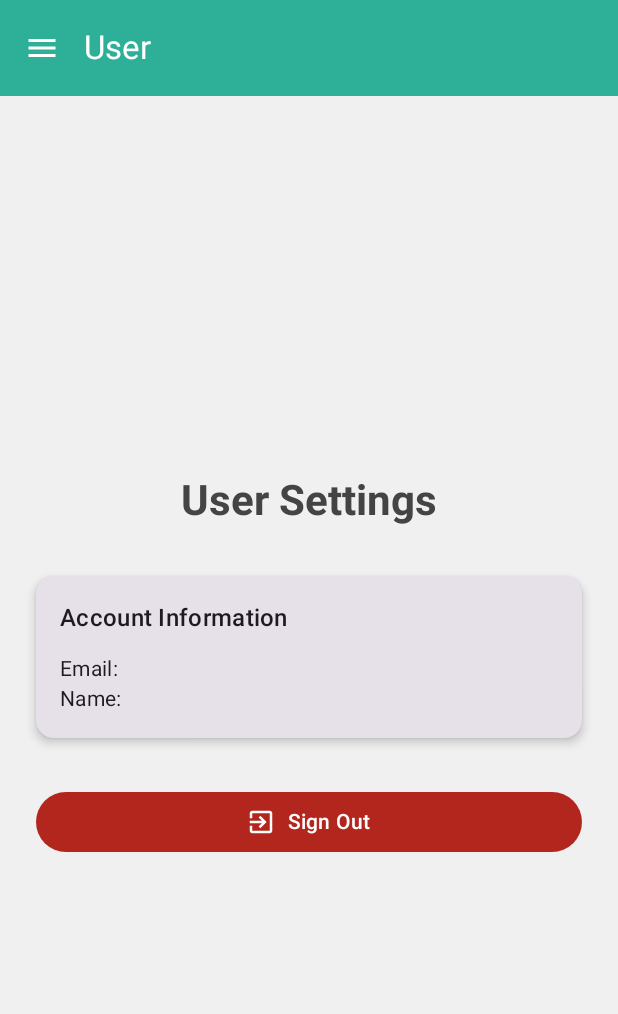
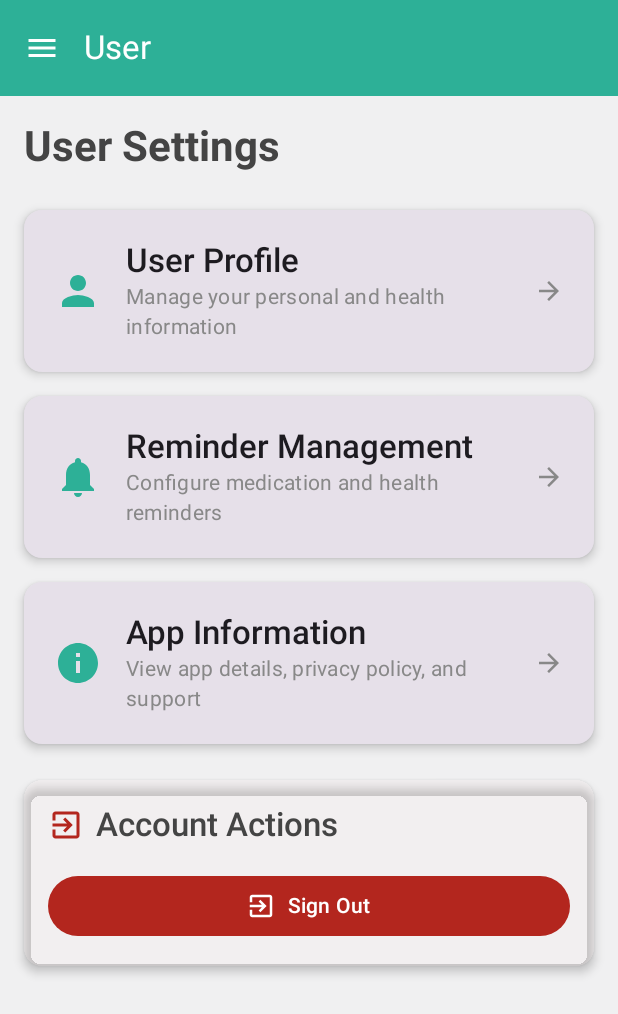
Before and after one commit to imhero2k/ass2, an Android app built with Jetpack Compose: the usersetting screen opened through its navigation route, on a phone screen of 412 x 824 dp. Shown: the top 1014 px of the screen. Run offline under Robolectric (Android 15) with nearby library versions, the phone set to English and light mode, and no system bars; our stand-ins replace Firebase (no records; nobody signed in at launch, a user with empty details on screens opened directly).

Commit message:
added separate edit page for user and reminder management

```diff
--- a/app/src/main/java/com/example/fit5046_app/MainActivity.kt
+++ b/app/src/main/java/com/example/fit5046_app/MainActivity.kt
@@ -179,8 +179,24 @@ fun ExpandedModalNavigationRail(authViewModel: AuthViewModel) {
                 composable(Destination.LOG.route) { Log() }
                 composable(Destination.REPORTS.route) { Reports() }
                 composable(Destination.HEALTHBLOG.route) { HealthBlog() }
-                composable(Destination.USERSETTING.route) { UserSetting(authViewModel) }
-
+                composable(Destination.USERSETTING.route) {
+                    UserSetting(
+                        authViewModel = authViewModel,
+                        onNavigateToProfile = { navController.navigate(SubRoutes.USERPROFILE) },
+                        onNavigateToReminders = { navController.navigate(SubRoutes.REMINDERMANAGEMENT) },
+                        onNavigateToAppInfo = { navController.navigate(SubRoutes.APPINFORMATION) }
+                    )
+                }
+                composable(SubRoutes.USERPROFILE) {
+                    UserProfile(
+                        onNavigateBack = { navController.popBackStack() }
+                    )
+                }
+                composable(SubRoutes.REMINDERMANAGEMENT) {
+                    ReminderManagement(
+                        onNavigateBack = { navController.popBackStack() }
+                    )
+                }
             }
         }
     }
--- a/app/src/main/java/com/example/fit5046_app/UserSetting.kt
+++ b/app/src/main/java/com/example/fit5046_app/UserSetting.kt
@@ -1,83 +1,79 @@
 package com.example.fit5046_app
 
+import androidx.compose.foundation.clickable
 import androidx.compose.foundation.layout.*
+import androidx.compose.foundation.rememberScrollState
+import androidx.compose.foundation.verticalScroll
 import androidx.compose.material.icons.Icons
-import androidx.compose.material.icons.filled.ExitToApp
+import androidx.compose.material.icons.filled.*
 import androidx.compose.material3.*
 import androidx.compose.runtime.*
 import androidx.compose.ui.Alignment
 import androidx.compose.ui.Modifier
+import androidx.compose.ui.graphics.Color
 import androidx.compose.ui.text.font.FontWeight
 import androidx.compose.ui.unit.dp
 import androidx.compose.ui.unit.sp
 import com.google.firebase.auth.FirebaseAuth
 
 @Composable
-fun UserSetting(authViewModel: AuthViewModel? = null) {
+fun UserSetting(
+    authViewModel: AuthViewModel? = null,
+    onNavigateToProfile: () -> Unit = {},
+    onNavigateToReminders: () -> Unit = {},
+    onNavigateToAppInfo: () -> Unit = {}
+) {
     var showSignOutDialog by remember { mutableStateOf(false) }
     val currentUser = FirebaseAuth.getInstance().currentUser
 
     Column(
         modifier = Modifier
             .fillMaxSize()
-            .padding(24.dp),
-        horizontalAlignment = Alignment.CenterHorizontally,
-        verticalArrangement = Arrangement.Center
+            .verticalScroll(rememberScrollState())
+            .padding(16.dp)
     ) {
+        // Header
         Text(
             text = "User Settings",
             style = MaterialTheme.typography.headlineMedium,
-            fontWeight = FontWeight.Bold
+            fontWeight = FontWeight.Bold,
+            modifier = Modifier.padding(bottom = 24.dp)
         )
 
-        Spacer(modifier = Modifier.height(32.dp))
+        // User Profile Card
+        SettingsCard(
+            title = "User Profile",
+            subtitle = "Manage your personal and health information",
+            icon = Icons.Default.Person,
+            onClick = onNavigateToProfile
+        )
 
-        // User Info Card
-        Card(
-            modifier = Modifier.fillMaxWidth(),
-            elevation = CardDefaults.cardElevation(defaultElevation = 4.dp)
-        ) {
-            Column(
-                modifier = Modifier.padding(16.dp)
-            ) {
-                Text(
-                    text = "Account Information",
-                    style = MaterialTheme.typography.titleMedium,
-                    fontWeight = FontWeight.SemiBold
-                )
+        Spacer(modifier = Modifier.height(16.dp))
 
-                Spacer(modifier = Modifier.height(12.dp))
+        // Reminder Management Card
+        SettingsCard(
+            title = "Reminder Management",
+            subtitle = "Configure medication and health reminders",
+            icon = Icons.Default.Notifications,
+            onClick = onNavigateToReminders
+        )
 
-                Text(
-                    text = "Email: ${currentUser?.email ?: "Not available"}",
-                    style = MaterialTheme.typography.bodyMedium
-                )
+        Spacer(modifier = Modifier.height(16.dp))
 
-                Text(
-                    text = "Name: ${currentUser?.displayName ?: "Not set"}",
-                    style = MaterialTheme.typography.bodyMedium
-                )
-            }
-        }
+        // App Information Card
+        SettingsCard(
+            title = "App Information",
+            subtitle = "View app details, privacy policy, and support",
+            icon = Icons.Default.Info,
+            onClick = onNavigateToAppInfo
+        )
 
-        Spacer(modifier = Modifier.height(32.dp))
+        Spacer(modifier = Modifier.height(24.dp))
 
-        // Sign Out Button
-        Button(
-            onClick = { showSignOutDialog = true },
-            colors = ButtonDefaults.buttonColors(
-                containerColor = MaterialTheme.colorScheme.error
-            ),
-            modifier = Modifier.fillMaxWidth()
-        ) {
-            Icon(
-                imageVector = Icons.Default.ExitToApp,
-                contentDescription = "Sign Out",
-                modifier = Modifier.size(20.dp)
-            )
-            Spacer(modifier = Modifier.width(8.dp))
-            Text("Sign Out")
-        }
+        // Logout Section
+        LogoutSection(
+            onLogoutClick = { showSignOutDialog = true }
+        )
     }
 
     // Sign Out Confirmation Dialog
@@ -106,3 +102,99 @@ fun UserSetting(authViewModel: AuthViewModel? = null) {
         )
     }
 }
+
+@Composable
+private fun SettingsCard(
+    title: String,
+    subtitle: String,
+    icon: androidx.compose.ui.graphics.vector.ImageVector,
+    onClick: () -> Unit
+) {
+    Card(
+        modifier = Modifier
+            .fillMaxWidth()
+            .clickable { onClick() },
+        elevation = CardDefaults.cardElevation(defaultElevation = 4.dp)
+    ) {
+        Row(
+            modifier = Modifier
+                .fillMaxWidth()
+                .padding(20.dp),
+            verticalAlignment = Alignment.CenterVertically
+        ) {
+            Icon(
+                imageVector = icon,
+                contentDescription = null,
+                tint = MaterialTheme.colorScheme.primary,
+                modifier = Modifier.size(32.dp)
+            )
+            Spacer(modifier = Modifier.width(16.dp))
+            Column(modifier = Modifier.weight(1f)) {
+                Text(
+                    text = title,
+                    style = MaterialTheme.typography.titleLarge,
+                    fontWeight = FontWeight.SemiBold
+                )
+                Text(
+                    text = subtitle,
+                    style = MaterialTheme.typography.bodyMedium,
+                    color = Color.Gray
+                )
+            }
+            Icon(
+                imageVector = Icons.Default.ArrowForward,
+                contentDescription = "Navigate",
+                tint = Color.Gray,
+                modifier = Modifier.size(20.dp)
+            )
+        }
+    }
+}
+
+@Composable
+private fun LogoutSection(onLogoutClick: () -> Unit) {
+    Card(
+        modifier = Modifier.fillMaxWidth(),
+        elevation = CardDefaults.cardElevation(defaultElevation = 4.dp),
+        colors = CardDefaults.cardColors(
+            containerColor = MaterialTheme.colorScheme.errorContainer.copy(alpha = 0.1f)
+        )
+    ) {
+        Column(
+            modifier = Modifier.padding(16.dp)
+        ) {
+            Row(
+                verticalAlignment = Alignment.CenterVertically,
+                modifier = Modifier.padding(bottom = 16.dp)
+            ) {
+                Icon(
+                    imageVector = Icons.Default.ExitToApp,
+                    contentDescription = "Logout",
+                    tint = MaterialTheme.colorScheme.error
+                )
+                Spacer(modifier = Modifier.width(8.dp))
+                Text(
+                    text = "Account Actions",
+                    style = MaterialTheme.typography.titleLarge,
+                    fontWeight = FontWeight.SemiBold
+                )
+            }
+
+            Button(
+                onClick = onLogoutClick,
+                colors = ButtonDefaults.buttonColors(
+                    containerColor = MaterialTheme.colorScheme.error
+                ),
+                modifier = Modifier.fillMaxWidth()
+            ) {
+                Icon(
+                    imageVector = Icons.Default.ExitToApp,
+                    contentDescription = "Sign Out",
+                    modifier = Modifier.size(20.dp)
+                )
+                Spacer(modifier = Modifier.width(8.dp))
+                Text("Sign Out")
+            }
+        }
+    }
+}
```
Also changed, not shown: app/src/main/java/com/example/fit5046_app/Destination.kt (+7 -1 lines), app/src/main/java/com/example/fit5046_app/ReminderManagement.kt (added, +207 -0 lines), app/src/main/java/com/example/fit5046_app/UserProfile.kt (added, +246 -0 lines).
